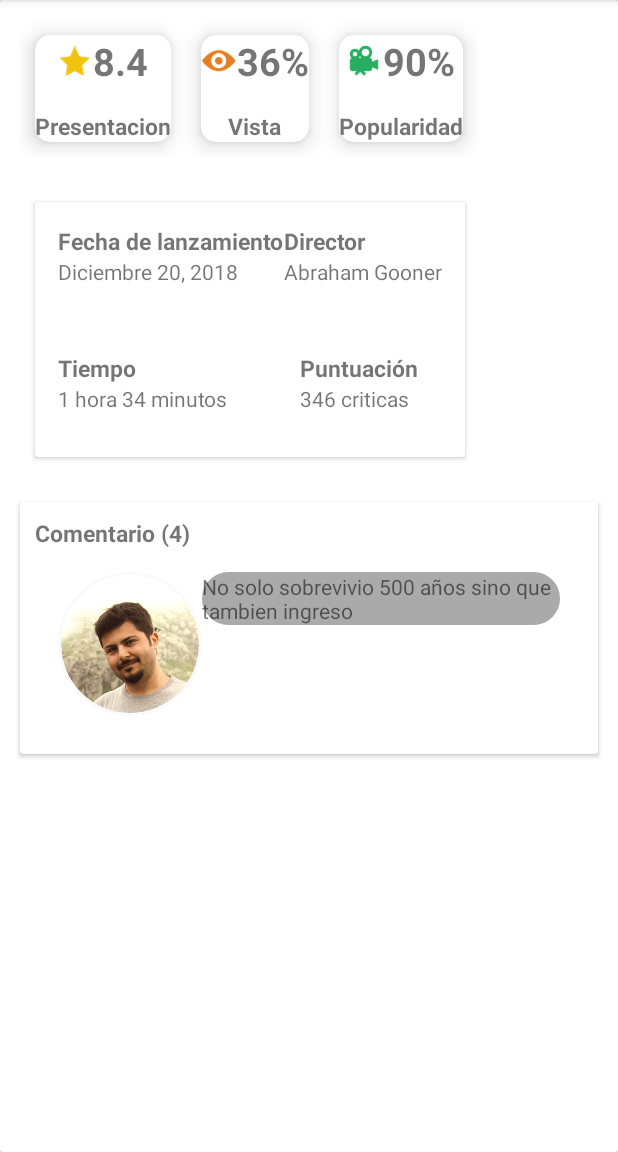
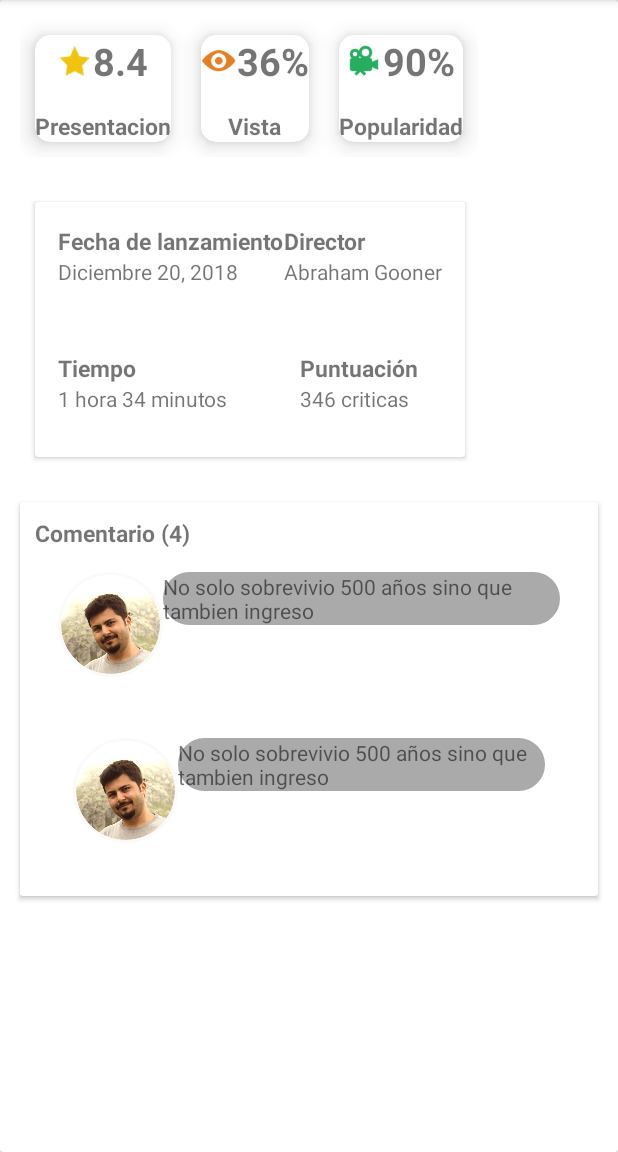
Before and after one commit to brandonmutiz/ParcialBrandonMutizI024214, an Android app: the screen it shows after launch (MainActivity), on a phone screen of 412 x 824 dp, the part 84-1236 px from its top. Run offline under Robolectric (Android 15) with nearby library versions, the phone set to English and light mode, and no system bars; our stand-ins replace CircleImageView.

Commit message:
final commit

```diff
--- a/app/src/main/res/layout/activity_main.xml
+++ b/app/src/main/res/layout/activity_main.xml
@@ -9,8 +9,8 @@
     tools:context="com.example.aula7.parcialbrandonmutizi024214.MainActivity">
 
     <LinearLayout
-            android:layout_width="wrap_content"
-            android:layout_height="wrap_content"
+            android:layout_width="match_parent"
+            android:layout_height="match_parent"
             android:orientation="vertical"
             android:padding="3dp" >
         <LinearLayout
--- a/app/src/main/res/layout/cardviewchat.xml
+++ b/app/src/main/res/layout/cardviewchat.xml
@@ -2,14 +2,16 @@
 <android.support.v7.widget.CardView
     xmlns:android="http://schemas.android.com/apk/res/android"
     android:layout_width="match_parent"
-    android:layout_height="180dp"
+    android:layout_height="match_parent"
     android:layout_margin="10dp"
     android:elevation="30dp">
+
     <LinearLayout
         android:layout_width="match_parent"
         android:layout_height="match_parent"
         android:orientation="vertical"
         android:layout_margin="10dp">
+
 
         <TextView
             android:layout_width="wrap_content"
@@ -27,8 +29,8 @@
             <de.hdodenhof.circleimageview.CircleImageView
                 xmlns:app="http://schemas.android.com/apk/res-auto"
                 android:id="@+id/profile_image"
-                android:layout_width="96dp"
-                android:layout_height="96dp"
+                android:layout_width="70dp"
+                android:layout_height="70dp"
                 android:src="@drawable/profile2"
                 app:civ_border_width="2dp"
                 app:civ_border_color="#FAFAFA"/>
@@ -42,8 +44,40 @@
 
         </LinearLayout>
 
+        <LinearLayout
+            android:layout_width="match_parent"
+            android:layout_height="match_parent"
+            android:orientation="vertical"
+            android:layout_margin="10dp">
+            <LinearLayout
+                android:layout_width="wrap_content"
+                android:layout_height="wrap_content"
+                android:orientation="horizontal"
+                android:padding="15dp">
 
 
-    </LinearLayout>
+                <de.hdodenhof.circleimageview.CircleImageView
+                    xmlns:app="http://schemas.android.com/apk/res-auto"
+                    android:layout_width="70dp"
+                    android:layout_height="70dp"
+                    android:src="@drawable/profile2"
+                    app:civ_border_width="2dp"
+                    app:civ_border_color="#FAFAFA"/>
+
+                <TextView
+                    android:layout_width="wrap_content"
+                    android:layout_height="wrap_content"
+                    android:background="@drawable/borde"
+                    android:text="No solo sobrevivio 500 años sino que tambien ingreso"/>
+
+
+            </LinearLayout>
+        </LinearLayout>
+
+        </LinearLayout>
+
+
+
+
 
 </android.support.v7.widget.CardView>
```
